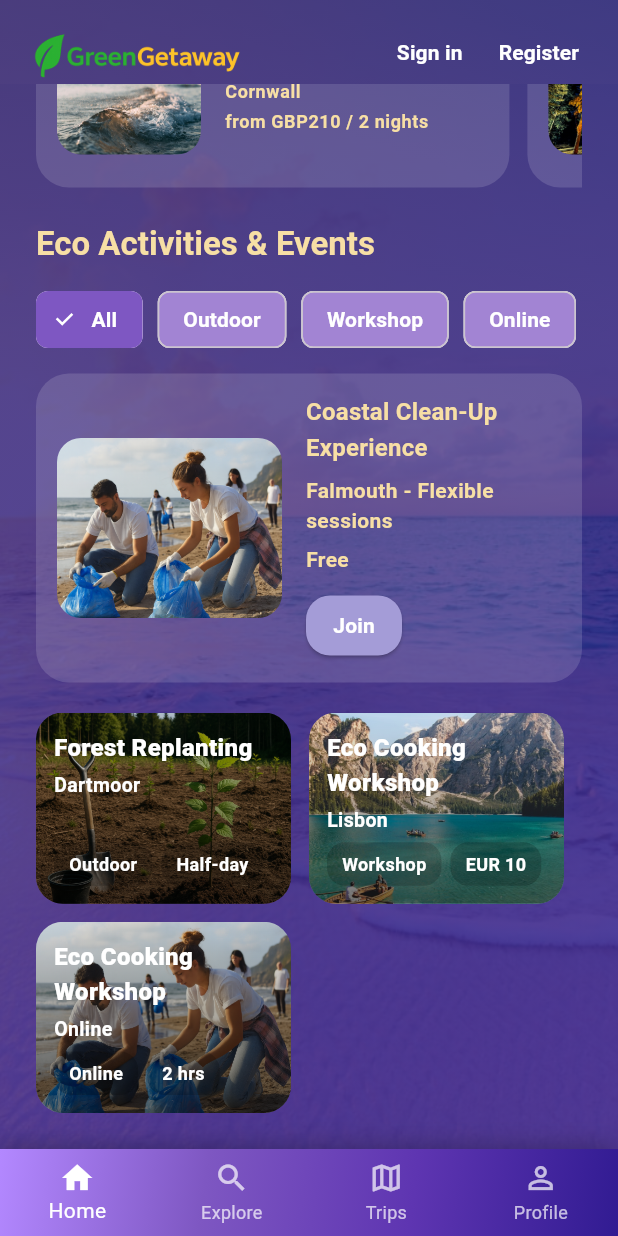
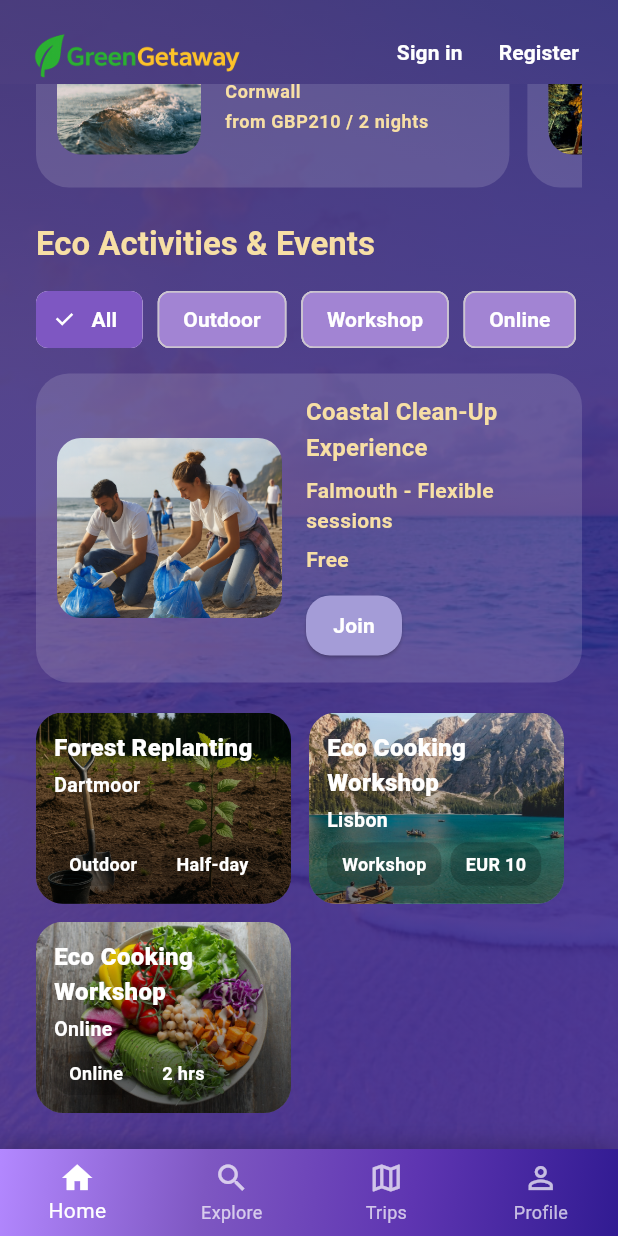
Before and after one commit to RaduBuzatu-hub/swe6301_group3_artefact, a Flutter app: the screen it shows after launch, scrolled down 363 dp, on a phone screen of 412 x 824 dp. Run offline on Flutter 3.47's test engine with Material 3 defaults, Android fonts, the phone set to English and light mode, and no system bars; our stand-ins replace cloud_firestore, firebase_auth, firebase_core, shared_preferences, sqflite, sqflite_common_ffi and 1 more; missing offline and left inert: firebase_data_connect; accounts and stored records are empty; network calls fail.

Commit message:
Refactor code structure for improved readability and maintainability

```diff
--- a/lib/data/activities.dart
+++ b/lib/data/activities.dart
@@ -56,7 +56,7 @@ const List<ActivityItem> kActivities = [
     location: 'Online',
     meta: 'Workshop · 2 hrs',
     price: 'Free',
-    assetPath: 'lib/screens/assets/beach_clean_up.png',
+    assetPath: 'lib/screens/assets/eco_cooking_workshop.jpeg',
     tags: ['workshop', 'online', 'virtual'],
     rating: 4.1,
   ),
--- a/lib/data/eco_locations.dart
+++ b/lib/data/eco_locations.dart
@@ -78,7 +78,7 @@ const List<EcoLocation> kEcoLocations = [
     meta: 'Clifftop views · Private cove',
     price: '£150 / night',
     imageUrl:
-        'https://images.unsplash.com/photo-1507525428034-b723cf961d3e?auto=format&w=1200&q=80',
+        'https://images.unsplash.com/photo-1500375592092-40eb2168fd21?auto=format&fit=crop&w=1200&q=80',
     tags: ['cornwall', 'sea', 'escape'],
     rating: 4.5,
   ),
--- a/lib/screens/home_page.dart
+++ b/lib/screens/home_page.dart
@@ -121,7 +121,7 @@ class _HomePageState extends State<HomePage> {
       location: 'Online',
       tagPrimary: 'Online',
       tagSecondary: '2 hrs',
-      assetPath: 'lib/screens/assets/beach_clean_up.png',
+      assetPath: 'lib/screens/assets/eco_cooking_workshop.jpeg',
       priceDisplay: 'Free',
     ),
   ];
--- a/pubspec.yaml
+++ b/pubspec.yaml
@@ -74,6 +74,7 @@ flutter:
     - lib/screens/assets/seaside_photo.jpeg
     - lib/screens/assets/forest_replanting.png
     - lib/screens/assets/island_hideaway.jpeg
+    - lib/screens/assets/eco_cooking_workshop.jpeg
     - lib/screens/assets/mountain_retreat.jpeg
     - lib/screens/assets/logo.png
 
```
Also changed, not shown: lib/screens/assets/eco_cooking_workshop.jpeg (added), lib/screens/assets/seaside_photo.jpeg.
